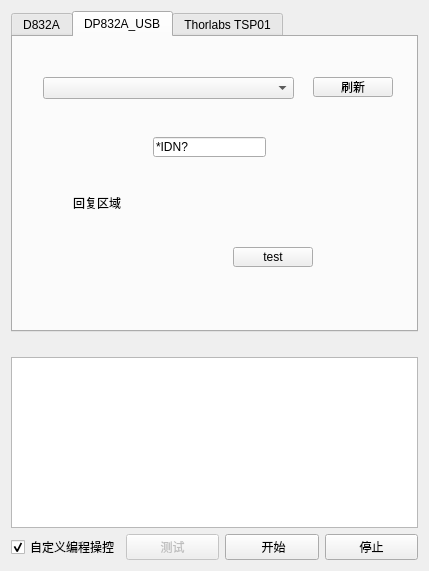
This is ui/externalapplicationswidget.ui in WhiteChimney/TDC-counter as Qt 5 draws it before an edit. The edited form follows.
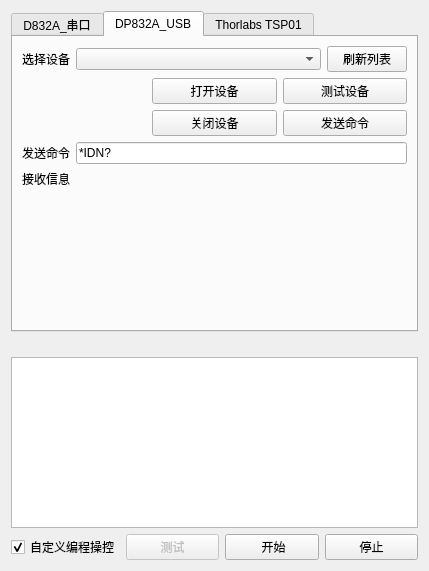
This is the edited form.

Commit message: 完善 DP832A USB 通信的 UI

Diff of the .ui file:
```diff
--- a/ui/externalapplicationswidget.ui
+++ b/ui/externalapplicationswidget.ui
@@ -21,7 +21,7 @@
      </property>
      <widget class="QWidget" name="tab">
       <attribute name="title">
-       <string>D832A</string>
+       <string>D832A_串口</string>
       </attribute>
       <layout class="QVBoxLayout" name="verticalLayout_2">
        <item>
@@ -292,68 +292,107 @@
       <attribute name="title">
        <string>DP832A_USB</string>
       </attribute>
-      <widget class="QPushButton" name="buttonDP832AVISAtest">
-       <property name="geometry">
-        <rect>
-         <x>220</x>
-         <y>210</y>
-         <width>80</width>
-         <height>20</height>
-        </rect>
-       </property>
+      <layout class="QVBoxLayout" name="verticalLayout_4">
+       <item>
+        <layout class="QHBoxLayout" name="horizontalLayout_4">
+         <item>
+          <widget class="QLabel" name="label_15">
+           <property name="text">
+            <string>选择设备</string>
+           </property>
+          </widget>
+         </item>
+         <item>
+          <widget class="QComboBox" name="comboBoxDP832UsbList">
+           <property name="sizePolicy">
+            <sizepolicy hsizetype="Expanding" vsizetype="Fixed">
+             <horstretch>0</horstretch>
+             <verstretch>0</verstretch>
+            </sizepolicy>
+           </property>
+          </widget>
+         </item>
+         <item>
+          <widget class="QPushButton" name="buttonDP832UsbRefresh">
        <property name="text">
-        <string>test</string>
-       </property>
-      </widget>
-      <widget class="QComboBox" name="comboBoxDP832AUSB">
-       <property name="geometry">
-        <rect>
-         <x>30</x>
-         <y>40</y>
-         <width>251</width>
-         <height>22</height>
-        </rect>
-       </property>
-      </widget>
-      <widget class="QPushButton" name="buttonRefreshUSB">
-       <property name="geometry">
-        <rect>
-         <x>300</x>
-         <y>40</y>
-         <width>80</width>
-         <height>20</height>
-        </rect>
-       </property>
+            <string>刷新列表</string>
+           </property>
+          </widget>
+         </item>
+        </layout>
+       </item>
+       <item>
+        <layout class="QGridLayout" name="gridLayoutDP832Usb">
+         <item row="0" column="1">
+          <widget class="QPushButton" name="buttonDP832UsbInitiate">
+           <property name="text">
+            <string>打开设备</string>
+           </property>
+          </widget>
+         </item>
+         <item row="1" column="1">
+          <widget class="QPushButton" name="buttonDP832UsbClose">
+           <property name="text">
+            <string>关闭设备</string>
+           </property>
+          </widget>
+         </item>
+         <item row="0" column="0" rowspan="2">
+          <widget class="QLabel" name="label_16">
        <property name="text">
-        <string>刷新</string>
-       </property>
-      </widget>
-      <widget class="QLabel" name="labelUSBret">
-       <property name="geometry">
-        <rect>
-         <x>60</x>
-         <y>140</y>
-         <width>261</width>
-         <height>51</height>
-        </rect>
-       </property>
+            <string/>
+           </property>
+          </widget>
+         </item>
+         <item row="1" column="2">
+          <widget class="QPushButton" name="buttonDP832UsbSendCmd">
+           <property name="text">
+            <string>发送命令</string>
+           </property>
+          </widget>
+         </item>
+         <item row="0" column="2">
+          <widget class="QPushButton" name="buttonDP832UsbTest">
        <property name="text">
-        <string>回复区域</string>
-       </property>
-      </widget>
-      <widget class="QLineEdit" name="textDP832Acommand">
-       <property name="geometry">
-        <rect>
-         <x>140</x>
-         <y>100</y>
-         <width>113</width>
-         <height>20</height>
-        </rect>
-       </property>
+            <string>测试设备</string>
+           </property>
+          </widget>
+         </item>
+        </layout>
+       </item>
+       <item>
+        <layout class="QFormLayout" name="formLayout">
+         <item row="0" column="0">
+          <widget class="QLabel" name="label_17">
+           <property name="text">
+            <string>发送命令</string>
+           </property>
+          </widget>
+         </item>
+         <item row="0" column="1">
+          <widget class="QLineEdit" name="textDP832UsbCmdSent">
        <property name="text">
         <string>*IDN?</string>
        </property>
       </widget>
+         </item>
+         <item row="1" column="1">
+          <widget class="QLabel" name="labelDP832UsbMsgRecv">
+           <property name="text">
+            <string/>
+           </property>
+          </widget>
+         </item>
+         <item row="1" column="0">
+          <widget class="QLabel" name="label_18">
+           <property name="text">
+            <string>接收信息</string>
+           </property>
+          </widget>
+         </item>
+        </layout>
+       </item>
+      </layout>
      </widget>
      <widget class="QWidget" name="tab_2">
       <attribute name="title">
```
Left out of the diff: 2 changed lines with no effect on the pictures. Lines whose indentation alone changed are shown as unchanged. The commit also changes 7 other files.
